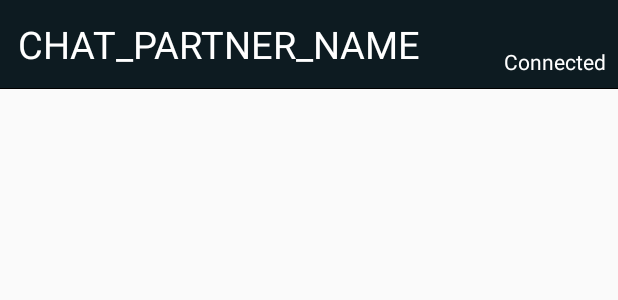
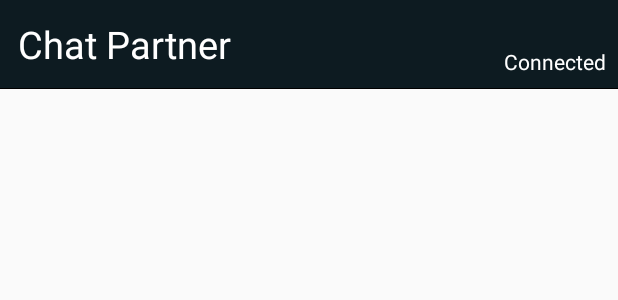
Before and after one commit to sw20-tug/SWT-Afternoon-1, an Android app: the layout item_header_text.xml on its own in the app's theme, with its tools: preview values and no code run, on a phone screen of 412 x 824 dp. Shown: the top 300 px of the screen. Run offline under Robolectric (Android 15) with nearby library versions, the phone set to English and light mode, and no system bars.

```diff
--- a/cheat/app/src/main/java/at/tugraz/ist/sw20/swta1/cheat/ui/chat/ChatFragment.kt
+++ b/cheat/app/src/main/java/at/tugraz/ist/sw20/swta1/cheat/ui/chat/ChatFragment.kt
@@ -7,6 +7,7 @@ import android.view.View
 import android.view.ViewGroup
 import android.widget.Button
 import android.widget.EditText
+import android.widget.TextView
 import androidx.fragment.app.Fragment
 import androidx.lifecycle.ViewModelProvider
 import androidx.recyclerview.widget.LinearLayoutManager
@@ -14,6 +15,7 @@ import androidx.recyclerview.widget.RecyclerView
 import at.tugraz.ist.sw20.swta1.cheat.R
 import kotlinx.android.synthetic.main.chat_fragment.view.*
 import at.tugraz.ist.sw20.swta1.cheat.bluetooth.BluetoothService
+import kotlinx.android.synthetic.main.item_text.*
 import java.util.Date
 
 class ChatFragment : Fragment() {
@@ -31,6 +33,9 @@ class ChatFragment : Fragment() {
     override fun onCreateView(inflater: LayoutInflater, container: ViewGroup?,
                               savedInstanceState: Bundle?): View {
         root =  inflater.inflate(R.layout.chat_fragment, container, false)
+
+        val header = root.item_header_text.findViewById<TextView>(R.id.title)
+        // header.text = device.name //TODO set name of device here
 
         BluetoothService.setOnMessageReceive { chatEntry ->
             chatEntry.isByMe = false
--- a/cheat/app/src/main/java/at/tugraz/ist/sw20/swta1/cheat/ui/main/MainFragment.kt
+++ b/cheat/app/src/main/java/at/tugraz/ist/sw20/swta1/cheat/ui/main/MainFragment.kt
@@ -117,7 +117,7 @@ class MainFragment : Fragment() {
         if (bluetoothAdapter != null && bluetoothAdapter!!.isEnabled) {
             showBluetoothDevices()
         }
-        viewModel.bluetoothService.setOnStateChangeListener { bluetoothState ->
+        BluetoothService.setOnStateChangeListener { bluetoothState ->
             if (bluetoothState == BluetoothState.CONNECTED) {
                 val intent = Intent(activity, ChatActivity::class.java)
                 context!!.startActivity(intent)
--- a/cheat/app/src/main/res/layout/item_header_text.xml
+++ b/cheat/app/src/main/res/layout/item_header_text.xml
@@ -7,13 +7,14 @@
 
     <TextView
         android:id="@+id/title"
-        android:text="CHAT_PARTNER_NAME"
+        android:text="@string/chat_partner"
         android:textSize="@dimen/text_size_header"
         android:textColor="@color/primaryTextColor"
         android:padding="@dimen/margin_text_small"
         android:background="@color/primaryDarkHeaderColor"
         android:layout_width="match_parent"
         android:layout_height="wrap_content"
+        app:layout_constraintStart_toStartOf="parent"
         app:layout_constraintBottom_toTopOf="@id/separator_bottom"/>
 
     <TextView
--- a/cheat/app/src/main/res/values/strings.xml
+++ b/cheat/app/src/main/res/values/strings.xml
@@ -4,4 +4,5 @@
     <string name="paired_devices">Paired Devices</string>
     <string name="nearby_devices">Nearby Devices</string>
     <string name="text_entry_hint">Message</string>
+    <string name="chat_partner">Chat Partner</string>
 </resources>
```
